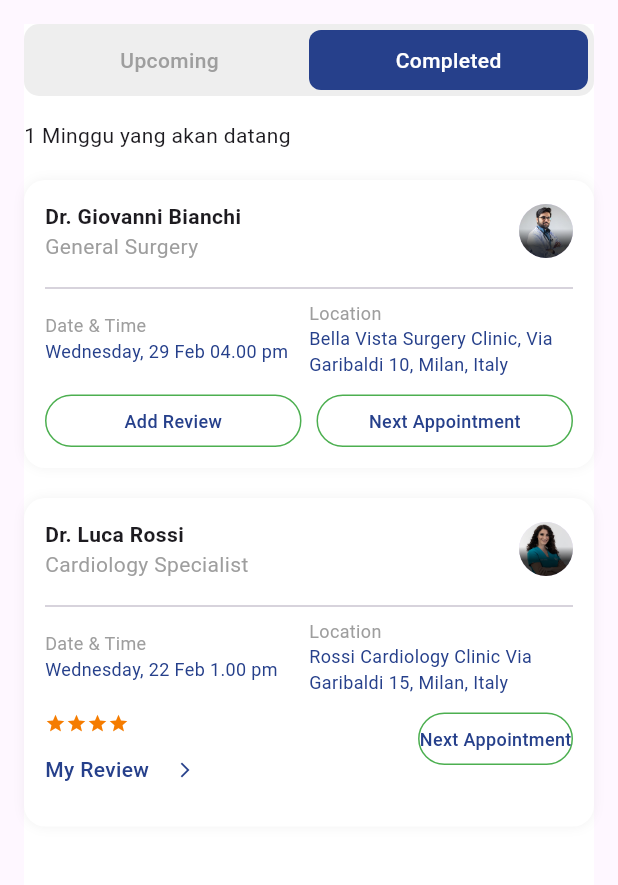
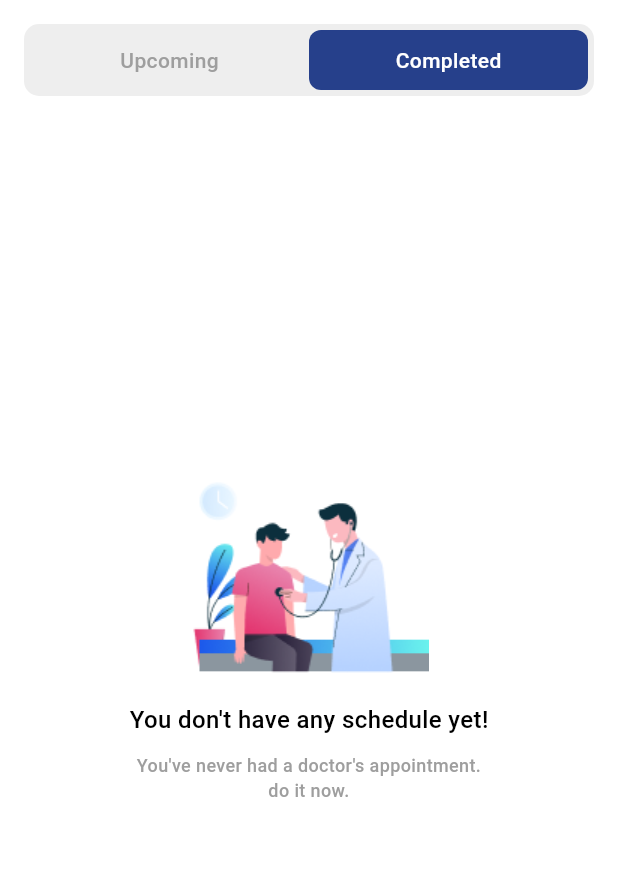
Before and after one commit to Aryan-090/medcare, a Flutter app: the HistoryScreen screen opened directly, after a tap on "Completed", on a phone screen of 412 x 824 dp, the part 84-969 px from its top. Run offline on Flutter 3.47's test engine with Material 3 defaults, Android fonts, the phone set to English and light mode, and no system bars; our stand-ins replace intl_phone_field.

Commit message:
new screens added

```diff
--- a/lib/main.dart
+++ b/lib/main.dart
@@ -1,4 +1,5 @@
 import 'package:flutter/material.dart';
+import 'package:medcare/src/home/home_screen.dart';
 import 'package:medcare/src/home/main_screen.dart';
 
 void main() {
--- a/lib/src/history/history_screen.dart
+++ b/lib/src/history/history_screen.dart
@@ -2,6 +2,8 @@ import 'package:flutter/material.dart';
 import 'package:medcare/src/history/widgets/upcoming_history_card.dart';
 import 'package:medcare/src/history/widgets/completed_history_card.dart';
 import 'package:medcare/src/history/widgets/history_tab_switch.dart';
+import 'package:medcare/src/history/widgets/history_upcoming_empty.dart';
+import 'package:medcare/src/history/widgets/history_completed_empty.dart';
 import 'package:medcare/src/home/main_screen.dart';
 
 import '../../utils/app_colors.dart';
@@ -26,17 +28,46 @@ class HistoryScreen extends StatefulWidget {
 }
 
 class _HistoryScreenState extends State<HistoryScreen> {
+
   int selectedTab = 0;
+
+  /// DEMO LISTS
+  /// later you can replace with Firebase data
+  List<Map<String, String>> upcomingAppointments = [];
+
+  List<Map<String, dynamic>> completedAppointments = [];
+
+  @override
+  void initState() {
+    super.initState();
+
+    /// if user booked from doctor screen
+    if (widget.selectedDoctor != null) {
+      upcomingAppointments.add(widget.selectedDoctor!);
+    }
+
+    /// demo completed data (optional remove later)
+    // completedAppointments.add({
+    //   "image": "assets/doctors/doc1.png",
+    //   "name": "Dr. Giovanni Bianchi",
+    //   "speciality": "General Surgery",
+    //   "dateTime": "Wednesday, 29 Feb 04.00 pm",
+    //   "location": "Clinic Address",
+    //   "hasReview": false,
+    // });
+  }
 
   @override
   Widget build(BuildContext context) {
+
     return Scaffold(
+      backgroundColor: AppColors.white,
+
       appBar: AppBar(
-        backgroundColor: AppColors.background,
+        backgroundColor: AppColors.white,
         titleSpacing: 90,
         title: const Text("History"),
-        leading:
-            widget.selectedDoctor != null
+        leading: widget.selectedDoctor != null
             ? IconButton(
           onPressed: () {
             Navigator.pop(context);
@@ -49,9 +80,11 @@ class _HistoryScreenState extends State<HistoryScreen> {
       body: Padding(
         padding: const EdgeInsets.all(16),
         child: Container(
-          color: AppColors.background,
+          color: AppColors.white,
           child: Column(
+
             children: [
+
               /// TAB SWITCH
               HistoryTabSwitch(
                 selectedIndex: selectedTab,
@@ -64,97 +97,15 @@ class _HistoryScreenState extends State<HistoryScreen> {
 
               const SizedBox(height: 16),
 
-              const Align(
-                alignment: Alignment.centerLeft,
-                child: Text("1 Minggu yang akan datang"),
-              ),
+
 
               const SizedBox(height: 10),
 
-              /// LIST
+              /// MAIN CONTENT
               Expanded(
-                child: widget.selectedDoctor != null
-                    ? ListView(
-                  children: [
-                    if (selectedTab == 0)
-                      AppointmentHistoryCard(
-                        image: widget.selectedDoctor!["image"] ??
-                            "assets/doctors/doc1.png",
-                        name: widget.selectedDoctor!["name"] ?? "Dr. Unknown",
-                        speciality:
-                        widget.selectedDoctor!["speciality"] ?? "Specialist",
-                        dateTime:
-                        widget.selectedDoctor!["dateTime"] ??
-                            "Wednesday, 29 Feb 04.00 pm",
-                        location:
-                        widget.selectedDoctor!["location"] ?? "Clinic Address",
-                        notificationOn: true,
+                child: _buildContent(),
               ),
 
-                    if (selectedTab == 1)
-                      CompletedHistoryCard(
-                        image: widget.selectedDoctor!["image"] ??
-                            "assets/doctors/doc1.png",
-                        name: widget.selectedDoctor!["name"] ?? "Dr. Unknown",
-                        speciality:
-                        widget.selectedDoctor!["speciality"] ?? "Specialist",
-                        dateTime:
-                        widget.selectedDoctor!["dateTime"] ??
-                            "Wednesday, 29 Feb 04.00 pm",
-                        location:
-                        widget.selectedDoctor!["location"] ?? "Clinic Address",
-                        hasReview: false,
-                      ),
-                  ],
-                )
-                    : ListView(
-                  children: [
-                    /// UPCOMING
-                    if (selectedTab == 0) ...[
-                      const AppointmentHistoryCard(
-                        image: "assets/doctors/doc1.png",
-                        name: "Dr. Giovanni Bianchi",
-                        speciality: "General Surgery",
-                        dateTime: "Wednesday, 29 Feb 04.00 pm",
-                        location:
-                        "Bella Vista Surgery Clinic, Via Garibaldi 10, Milan, Italy",
-                        notificationOn: true,
-                      ),
-                      const AppointmentHistoryCard(
-                        image: "assets/doctors/doc2.png",
-                        name: "Dr. Luca Rossi",
-                        speciality: "Cardiology Specialist",
-                        dateTime: "Wednesday, 22 Feb 1.00 pm",
-                        location:
-                        "Rossi Cardiology Clinic Via Garibaldi 15, Milan, Italy",
-                        notificationOn: false,
-                      ),
-                    ],
-
-                    /// COMPLETED
-                    if (selectedTab == 1) ...[
-                      const CompletedHistoryCard(
-                        image: "assets/doctors/doc1.png",
-                        name: "Dr. Giovanni Bianchi",
-                        speciality: "General Surgery",
-                        dateTime: "Wednesday, 29 Feb 04.00 pm",
-                        location:
-                        "Bella Vista Surgery Clinic, Via Garibaldi 10, Milan, Italy",
-                        hasReview: false,
-                      ),
-                      const CompletedHistoryCard(
-                        image: "assets/doctors/doc2.png",
-                        name: "Dr. Luca Rossi",
-                        speciality: "Cardiology Specialist",
-                        dateTime: "Wednesday, 22 Feb 1.00 pm",
-                        location:
-                        "Rossi Cardiology Clinic Via Garibaldi 15, Milan, Italy",
-                        hasReview: true,
-                      ),
-                    ],
-                  ],
-                ),
-              ),
             ],
           ),
         ),
@@ -164,10 +115,13 @@ class _HistoryScreenState extends State<HistoryScreen> {
           ? CustomBottomNav(
         currentIndex: widget.currentNavIndex,
         onTap: (index) {
+
           if (widget.onNavTap != null) {
             widget.onNavTap!(index);
-                } else {
-                  // Navigate to MainScreen with the selected index
+          }
+
+          else {
+
             Navigator.pushReplacement(
               context,
               MaterialPageRoute(
@@ -180,4 +134,81 @@ class _HistoryScreenState extends State<HistoryScreen> {
           : null,
     );
   }
+
+  /// CONTENT BUILDER
+  Widget _buildContent() {
+
+    /// UPCOMING TAB
+    if (selectedTab == 0) {
+
+      if (upcomingAppointments.isEmpty) {
+
+        return const HistoryUpcomingEmpty();
       }
+
+      return ListView.builder(
+
+        itemCount: upcomingAppointments.length,
+
+        itemBuilder: (context, index) {
+
+          final data = upcomingAppointments[index];
+
+          return AppointmentHistoryCard(
+
+            image: data["image"] ?? "assets/doctors/doc1.png",
+
+            name: data["name"] ?? "Dr. Unknown",
+
+            speciality: data["speciality"] ?? "Specialist",
+
+            dateTime: data["dateTime"]
+                ?? "Wednesday, 29 Feb 04.00 pm",
+
+            location: data["location"]
+                ?? "Clinic Address",
+
+            notificationOn: true,
+          );
+        },
+      );
+    }
+
+    /// COMPLETED TAB
+    else {
+
+      if (completedAppointments.isEmpty) {
+
+        return const HistoryCompletedEmpty();
+      }
+
+      return ListView.builder(
+
+        itemCount: completedAppointments.length,
+
+        itemBuilder: (context, index) {
+
+          final data = completedAppointments[index];
+
+          return CompletedHistoryCard(
+
+            image: data["image"] ?? "assets/doctors/doc1.png",
+
+            name: data["name"] ?? "Dr. Unknown",
+
+            speciality: data["speciality"] ?? "Specialist",
+
+            dateTime: data["dateTime"]
+                ?? "Wednesday, 29 Feb 04.00 pm",
+
+            location: data["location"]
+                ?? "Clinic Address",
+
+            hasReview: data["hasReview"] ?? false,
+          );
+        },
+      );
+    }
+
+  }
+}
--- /dev/null
+++ b/lib/src/history/widgets/history_completed_empty.dart
@@ -0,0 +1,58 @@
+import 'package:flutter/material.dart';
+import 'package:medcare/utils/app_colors.dart';
+
+class HistoryCompletedEmpty extends StatelessWidget {
+  const HistoryCompletedEmpty({super.key});
+
+  @override
+  Widget build(BuildContext context) {
+    return SafeArea(
+      child: Container(
+        color: AppColors.white,
+
+        padding: const EdgeInsets.all(16),
+
+        child: Center(
+          child: SizedBox(
+            height: 245,
+
+            width: 317,
+
+            child: Column(
+              children: [
+                Image.asset('assets/img/history_completed.png'),
+
+                const SizedBox(height: 10),
+
+                Text(
+                  "You don't have any schedule yet!",
+
+                  style: TextStyle(
+                    color: AppColors.black,
+                    fontSize: 16,
+                    fontWeight: FontWeight.w500,
+                  ),
+                ),
+
+                const SizedBox(height: 10),
+
+                Text(
+                  "You've never had a doctor's appointment.\ndo it now.",
+
+                  textAlign: TextAlign.center,
+
+                  style: TextStyle(
+                    color: AppColors.grey,
+                    fontSize: 12,
+                    fontWeight: FontWeight.w500,
+                    height: 1.4,
+                  ),
+                ),
+              ],
+            ),
+          ),
+        ),
+      ),
+    );
+  }
+}
--- /dev/null
+++ b/lib/src/history/widgets/history_upcoming_empty.dart
@@ -0,0 +1,58 @@
+import 'package:flutter/material.dart';
+import 'package:medcare/utils/app_colors.dart';
+
+class HistoryUpcomingEmpty extends StatelessWidget {
+  const HistoryUpcomingEmpty({super.key});
+
+  @override
+  Widget build(BuildContext context) {
+
+    return Container(
+      color: AppColors.white,
+      padding: const EdgeInsets.all(16),
+
+      child: Center(
+
+        child: SizedBox(
+          height: 245,
+          width: 317,
+
+          child: Column(
+
+            children: [
+
+              Image.asset('assets/img/history_empty.png'),
+
+              const SizedBox(height: 10),
+
+              Text(
+                'Next Visit Schedule',
+
+                style: TextStyle(
+                  color: AppColors.black,
+                  fontSize: 16,
+                  fontWeight: FontWeight.w500,
+                ),
+              ),
+
+              const SizedBox(height: 10),
+
+              Text(
+                "You don't have a further visit scheduled.\nMake an appointment with the doctor now.",
+
+                textAlign: TextAlign.center,
+
+                style: TextStyle(
+                  color: AppColors.grey,
+                  fontSize: 12,
+                  fontWeight: FontWeight.w500,
+                  height: 1.4,
+                ),
+              ),
+            ],
+          ),
+        ),
+      ),
+    );
+  }
+}
--- a/lib/src/home/home_screen.dart
+++ b/lib/src/home/home_screen.dart
@@ -31,7 +31,8 @@ class _HomeTabState extends State<HomeTab> {
   @override
   Widget build(BuildContext context) {
     return SafeArea(
-      child: Column(
+      child: Scaffold(
+        body: Column(
           children: [
 
             /// HEADER
@@ -202,6 +203,8 @@ class _HomeTabState extends State<HomeTab> {
             ),
           ],
         ),
+
+      ),
     );
   }
 }
--- a/pubspec.yaml
+++ b/pubspec.yaml
@@ -35,7 +35,6 @@ dependencies:
   # Use with the CupertinoIcons class for iOS style icons.
   cupertino_icons: ^1.0.8
   intl_phone_field: ^3.2.0
-  iconify_flutter: ^0.0.7
 
 dev_dependencies:
   flutter_test:
```
Also changed, not shown: lib/src/chat/chat_doctor_screen.dart (added, +210 -0 lines), lib/src/chat/widget/chat_bubble_screen.dart (added, +70 -0 lines), lib/src/history/widgets/upcoming_history_card.dart (+9 -1 lines), lib/src/services/screens/doctor_detail_screen.dart (+7 -1 lines), assets/img/history_completed.png (added), assets/img/history_empty.png (added), pubspec.lock. Lines whose indentation alone changed are shown as unchanged.
